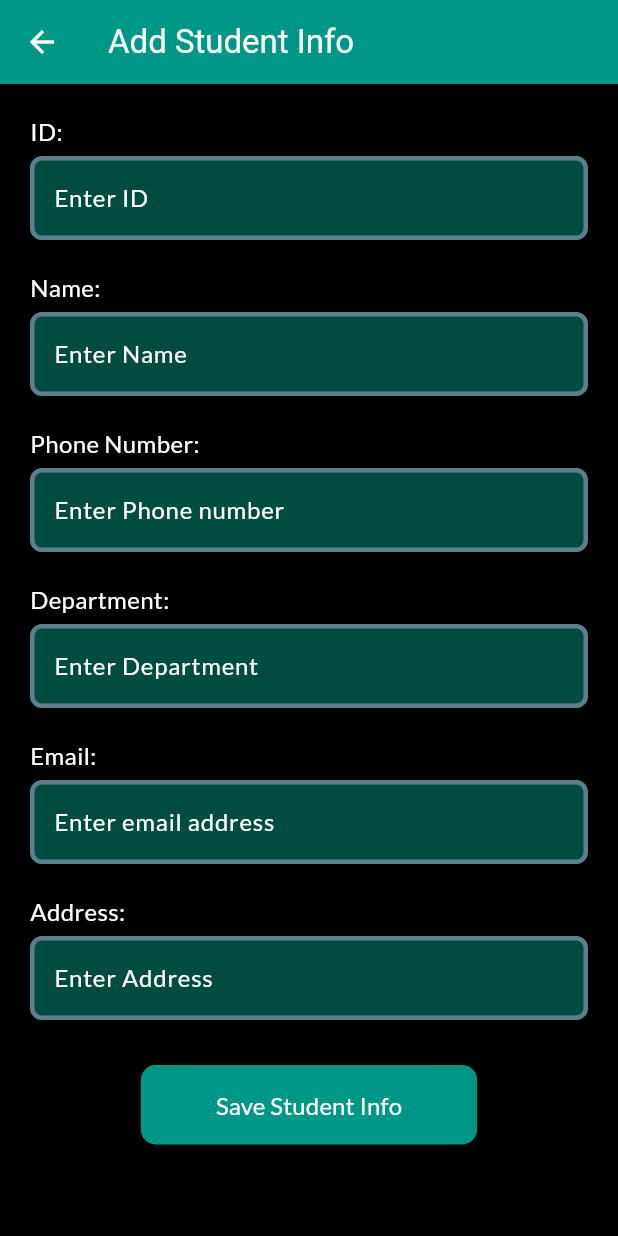
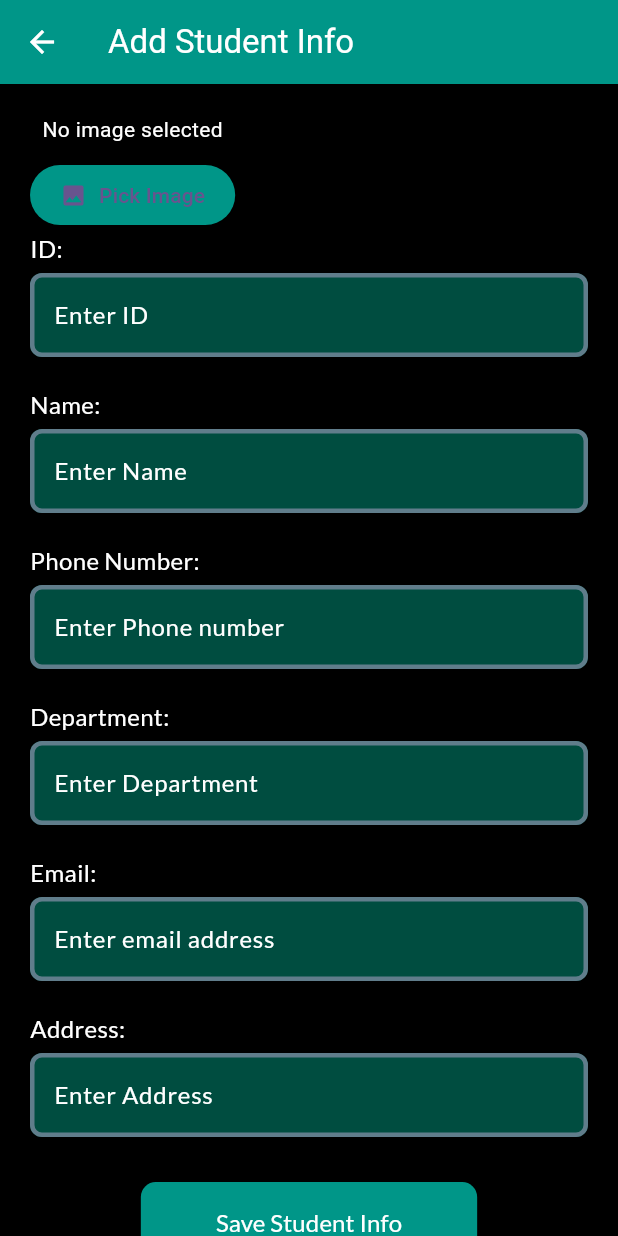
Before and after one commit to anay004/student_information_firebase, a Flutter app: the AddStu screen opened directly, on a phone screen of 412 x 824 dp. Run offline on Flutter 3.47's test engine with Material 3 defaults, Android fonts, the phone set to English and light mode, and no system bars; our stand-ins replace awesome_dialog, convex_bottom_bar, firebase_core, firebase_database, fluttertoast, get and 2 more; accounts and stored records are empty.

Commit message:
Image add

```diff
--- a/lib/add_stu.dart
+++ b/lib/add_stu.dart
@@ -1,10 +1,11 @@
+import 'dart:io';
 import 'package:flutter/material.dart';
 import 'package:get/get.dart';
 import 'package:google_fonts/google_fonts.dart';
+import 'package:image_picker/image_picker.dart';
 import 'package:student_information_firebase/home_page.dart';
 import 'package:student_information_firebase/services/note_service.dart';
 
-import 'database/db_helper.dart';
 import 'model/notes.dart';
 
 class AddStu extends StatefulWidget {
@@ -15,18 +16,31 @@ class AddStu extends StatefulWidget {
 }
 
 class _AddStuState extends State<AddStu> {
-
   var idController = TextEditingController();
   var nameController = TextEditingController();
   var phoneController = TextEditingController();
   var departmentController = TextEditingController();
   var emailController = TextEditingController();
   var addressController = TextEditingController();
+  final GlobalKey<FormState> infoFormKey = GlobalKey();
 
-  final GlobalKey<FormState> infoFormKey= GlobalKey();
+  File? _pickedImage;
 
-  Future addstu() async {
-    // Create a new Note object
+  Future<void> _pickImage() async {
+    final ImagePicker picker = ImagePicker();
+    final XFile? pickedImage = await picker.pickImage(
+      source: ImageSource.gallery,
+      imageQuality: 50,
+    );
+
+    if (pickedImage != null) {
+      setState(() {
+        _pickedImage = File(pickedImage.path);
+      });
+    }
+  }
+
+  Future<void> addstu() async {
     final newNote = Note(
       id: idController.text,
       name: nameController.text,
@@ -34,16 +48,14 @@ class _AddStuState extends State<AddStu> {
       department: departmentController.text,
       email: emailController.text,
       address: addressController.text,
+      imagepath: _pickedImage?.path, // Save image path
     );
 
-    // Initialize NoteService
     final NoteService noteService = NoteService();
 
     try {
-      // Add student to Firebase
       await noteService.addStudent(newNote);
 
-      // Show success snackbar
       Get.snackbar(
         "",
         "",
@@ -58,14 +70,10 @@ class _AddStuState extends State<AddStu> {
         ),
         snackPosition: SnackPosition.BOTTOM,
       );
-
-      // Navigate back to HomePage
       Get.offAll(HomePage());
     } catch (error) {
-      // Handle error
       print("Error: $error");
 
-      // Show error snackbar
       Get.snackbar(
         "",
         "",
@@ -82,7 +90,6 @@ class _AddStuState extends State<AddStu> {
       );
     }
   }
-
   @override
   void initState() {
   }
@@ -103,6 +110,37 @@ class _AddStuState extends State<AddStu> {
           child: Column(
             crossAxisAlignment: CrossAxisAlignment.start,
             children: [
+              // Image Picker Section
+              Column(
+                children: [
+                  // Image Preview
+                  _pickedImage == null
+                      ? Text(
+                    "No image selected",
+                    style: TextStyle(color: Colors.white),
+                  )
+                      : Image.file(
+                    _pickedImage!,
+                    width: 100,
+                    height: 100,
+                    fit: BoxFit.cover,
+                  ),
+                  SizedBox(height: 10),
+                  // Pick Image Button
+                  ElevatedButton.icon(
+                    onPressed: _pickImage,
+                    icon: Icon(Icons.image),
+                    label: Text("Pick Image"),
+                    style: ElevatedButton.styleFrom(
+                      backgroundColor: Colors.teal,
+                      padding: const EdgeInsets.symmetric(vertical: 10, horizontal: 20),
+                    ),
+                  ),
+                ],
+              ),
+
+
+
               // ID Input Field
               Text("ID:",
                 style: GoogleFonts.lato(
@@ -128,21 +166,21 @@ class _AddStuState extends State<AddStu> {
                     borderRadius: BorderRadius.circular(8),
                     borderSide: BorderSide(
                       color: Colors.grey, // Border color
-                      width: 3,         // Thickness of the border
+                      width: 3,
                     ),
                   ),
                   enabledBorder: OutlineInputBorder(
                     borderRadius: BorderRadius.circular(8),
                     borderSide: BorderSide(
                       color: Colors.blueGrey, // Border color for enabled state
-                      width: 3,         // Thickness of the border
+                      width: 3,
                     ),
                   ),
                   focusedBorder: OutlineInputBorder(
                     borderRadius: BorderRadius.circular(8),
                     borderSide: BorderSide(
                       color: Colors.grey, // Border color when focused
-                      width: 3,         // Thickness when focused
+                      width: 3,
                     ),
                   ),
                 ),
@@ -181,22 +219,22 @@ class _AddStuState extends State<AddStu> {
                   border: OutlineInputBorder(
                     borderRadius: BorderRadius.circular(8),
                     borderSide: BorderSide(
-                      color: Colors.grey, // Border color
-                      width: 3,         // Thickness of the border
+                      color: Colors.grey,
+                      width: 3,
                     ),
                   ),
                   enabledBorder: OutlineInputBorder(
                     borderRadius: BorderRadius.circular(8),
                     borderSide: BorderSide(
-                      color: Colors.blueGrey, // Border color for enabled state
-                      width: 3,         // Thickness of the border
+                      color: Colors.blueGrey,
+                      width: 3,
                     ),
                   ),
                   focusedBorder: OutlineInputBorder(
                     borderRadius: BorderRadius.circular(8),
                     borderSide: BorderSide(
-                      color: Colors.grey, // Border color when focused
-                      width: 3,         // Thickness when focused
+                      color: Colors.grey,
+                      width: 3,
                     ),
                   ),
                 ),
@@ -235,22 +273,22 @@ class _AddStuState extends State<AddStu> {
                   border: OutlineInputBorder(
                     borderRadius: BorderRadius.circular(8),
                     borderSide: BorderSide(
-                      color: Colors.grey, // Border color
-                      width: 3,         // Thickness of the border
+                      color: Colors.grey,
+                      width: 3,
                     ),
                   ),
                   enabledBorder: OutlineInputBorder(
                     borderRadius: BorderRadius.circular(8),
                     borderSide: BorderSide(
-                      color: Colors.blueGrey, // Border color for enabled state
-                      width: 3,         // Thickness of the border
+                      color: Colors.blueGrey,
+                      width: 3,
                     ),
                   ),
                   focusedBorder: OutlineInputBorder(
                     borderRadius: BorderRadius.circular(8),
                     borderSide: BorderSide(
-                      color: Colors.grey, // Border color when focused
-                      width: 3,         // Thickness when focused
+                      color: Colors.grey,
+                      width: 3,
                     ),
                   ),
                 ),
@@ -288,22 +326,22 @@ class _AddStuState extends State<AddStu> {
                   border: OutlineInputBorder(
                     borderRadius: BorderRadius.circular(8),
                     borderSide: BorderSide(
-                      color: Colors.grey, // Border color
-                      width: 3,         // Thickness of the border
+                      color: Colors.grey,
+                      width: 3,
                     ),
                   ),
                   enabledBorder: OutlineInputBorder(
                     borderRadius: BorderRadius.circular(8),
                     borderSide: BorderSide(
-                      color: Colors.blueGrey, // Border color for enabled state
-                      width: 3,         // Thickness of the border
+                      color: Colors.blueGrey,
+                      width: 3,
                     ),
                   ),
                   focusedBorder: OutlineInputBorder(
                     borderRadius: BorderRadius.circular(8),
                     borderSide: BorderSide(
-                      color: Colors.grey, // Border color when focused
-                      width: 3,         // Thickness when focused
+                      color: Colors.grey,
+                      width: 3,
                     ),
                   ),
                 ),
@@ -342,22 +380,22 @@ class _AddStuState extends State<AddStu> {
                   border: OutlineInputBorder(
                     borderRadius: BorderRadius.circular(8),
                     borderSide: BorderSide(
-                      color: Colors.grey, // Border color
-                      width: 3,         // Thickness of the border
+                      color: Colors.grey,
+                      width: 3,
                     ),
                   ),
                   enabledBorder: OutlineInputBorder(
                     borderRadius: BorderRadius.circular(8),
                     borderSide: BorderSide(
-                      color: Colors.blueGrey, // Border color for enabled state
-                      width: 3,         // Thickness of the border
+                      color: Colors.blueGrey,
+                      width: 3,
                     ),
                   ),
                   focusedBorder: OutlineInputBorder(
                     borderRadius: BorderRadius.circular(8),
                     borderSide: BorderSide(
-                      color: Colors.grey, // Border color when focused
-                      width: 3,         // Thickness when focused
+                      color: Colors.grey,
+                      width: 3,
                     ),
                   ),
                 ),
@@ -394,22 +432,22 @@ class _AddStuState extends State<AddStu> {
                    border: OutlineInputBorder(
                     borderRadius: BorderRadius.circular(8),
                     borderSide: BorderSide(
-                      color: Colors.grey, // Border color
-                      width: 3,         // Thickness of the border
+                      color: Colors.grey,
+                      width: 3,
                     ),
                    ),
                    enabledBorder: OutlineInputBorder(
                      borderRadius: BorderRadius.circular(8),
                      borderSide: BorderSide(
-                       color: Colors.blueGrey, // Border color for enabled state
-                       width: 3,         // Thickness of the border
+                       color: Colors.blueGrey,
+                       width: 3,
                      ),
                    ),
                    focusedBorder: OutlineInputBorder(
                     borderRadius: BorderRadius.circular(8),
                     borderSide: BorderSide(
-                      color: Colors.grey, // Border color when focused
-                      width: 3,         // Thickness when focused
+                      color: Colors.grey,
+                      width: 3,
                     ),
                   ),
                 ),
--- a/lib/model/notes.dart
+++ b/lib/model/notes.dart
@@ -1,5 +1,6 @@
 //model class
 class Note {
+  String? imagepath;
   String? id;
   String? name;
   String? phone;
@@ -9,12 +10,15 @@ class Note {
 
   //constructor
   Note({
+
     required this.id,
     required this.name,
     required this.phone,
     required this.department,
     required this.email,
     required this.address,
+    required this.imagepath,
+
   });
   Map<String, dynamic> toJson() {
     return {
@@ -24,6 +28,7 @@ class Note {
       'department': department,
       'email': email,
       'address': address,
+      'image': imagepath,
     };
   }
   static Note fromJson(Map<String,dynamic> json){
@@ -34,6 +39,7 @@ class Note {
       department:json['department'],
       email: json['email'],
       address:json['address'],
+      imagepath:json['image'],
     );
   }
 }
--- a/lib/services/note_service.dart
+++ b/lib/services/note_service.dart
@@ -24,6 +24,7 @@ class NoteService {
               department: 'department',
               email: 'email',
               address: 'address',
+              imagepath: 'image',
 
           ); // Return empty Note on error
         }
--- a/pubspec.yaml
+++ b/pubspec.yaml
@@ -44,6 +44,7 @@ dependencies:
   convex_bottom_bar: ^3.2.0
   firebase_core: ^3.8.0
   firebase_database: ^11.1.6
+  image_picker: ^1.1.2
 
 dev_dependencies:
   flutter_test:
```
Also changed, not shown: lib/update_stu.dart (+72 -48 lines), lib/view_all.dart (+23 -14 lines), pubspec.lock.
